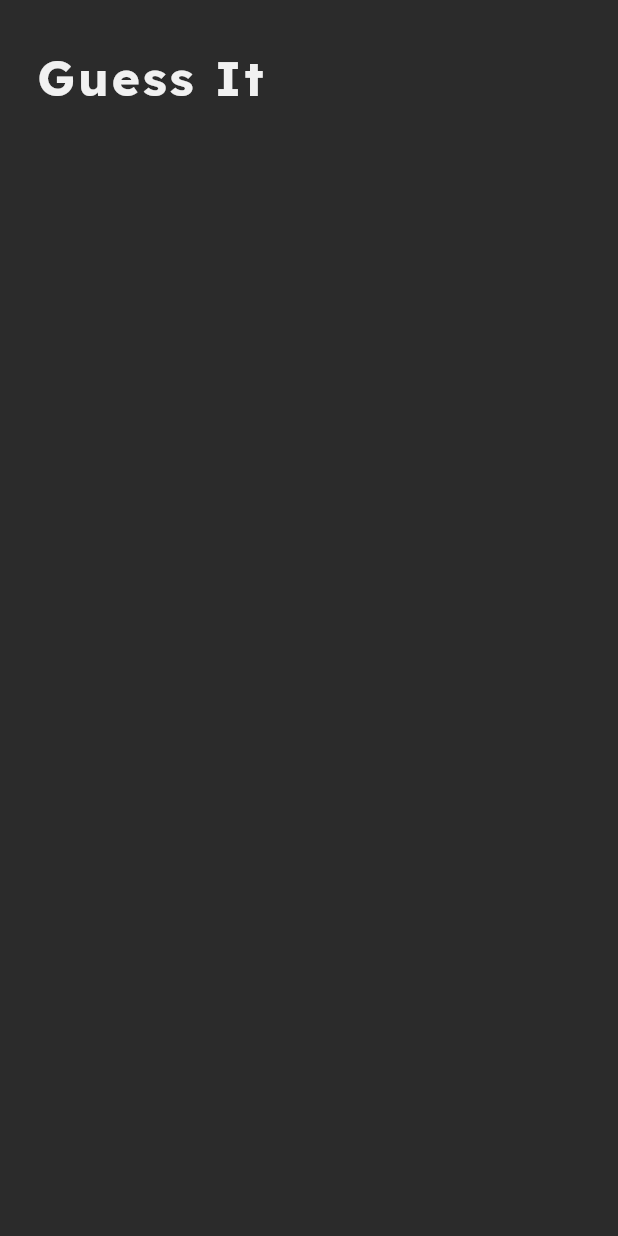
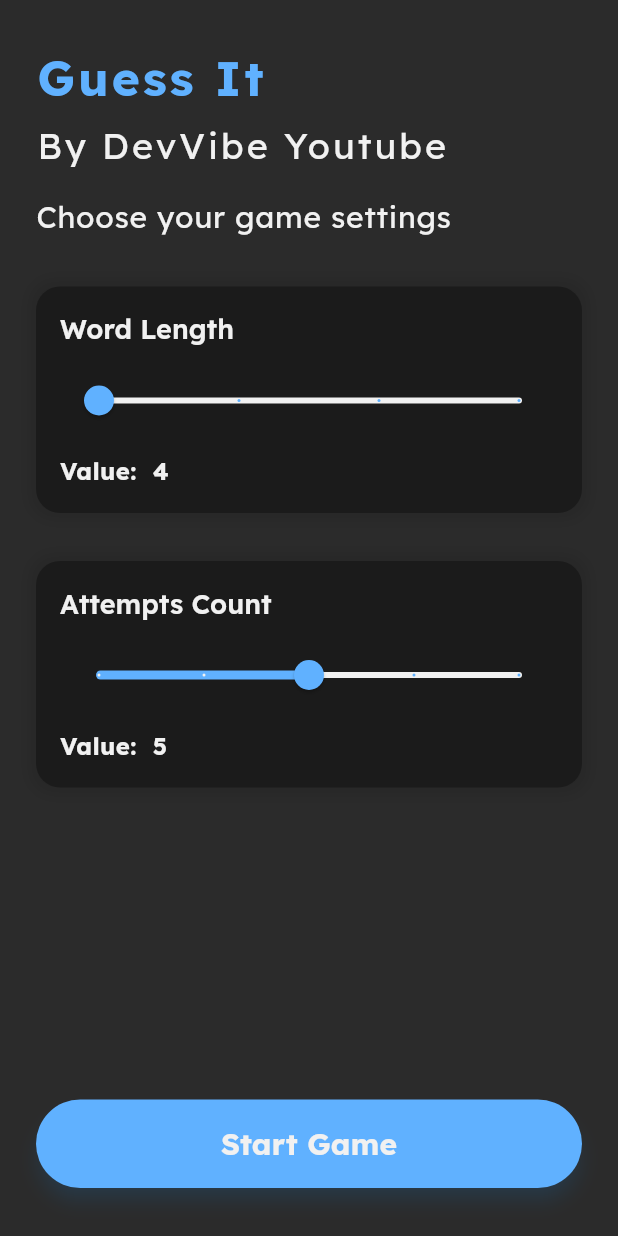
Before and after one commit to rafiul9040devapp/Lexi-Quest, a Flutter app: the screen it shows after launch, on a phone screen of 412 x 824 dp. Run offline on Flutter 3.47's test engine with Material 3 defaults, Android fonts, the phone set to English and light mode, and no system bars; our stand-ins replace go_router.

Commit message:
Work on the slider is done

```diff
--- /dev/null
+++ b/lib/core/theme/extensions.dart
@@ -0,0 +1,6 @@
+import 'package:flutter/material.dart';
+
+extension ContextExtensions on BuildContext {
+  TextTheme get textTheme => Theme.of(this).textTheme;
+  ColorScheme get colorScheme => Theme.of(this).colorScheme;
+}
--- a/lib/features/home/presentation/home_page.dart
+++ b/lib/features/home/presentation/home_page.dart
@@ -1,9 +1,19 @@
 import 'package:flutter/material.dart';
+import 'package:lexi_quest/core/theme/extensions.dart';
+import 'package:lexi_quest/features/home/widgets/slider_selection_widget.dart';
 
-class HomePage extends StatelessWidget {
+class HomePage extends StatefulWidget {
   const HomePage({super.key});
 
   static const String route = '/';
+
+  @override
+  State<HomePage> createState() => _HomePageState();
+}
+
+class _HomePageState extends State<HomePage> {
+  double wordLength = 4;
+  double attemptsCount = 5;
 
   @override
   Widget build(BuildContext context) {
@@ -14,9 +24,70 @@ class HomePage extends StatelessWidget {
           child: Column(
             crossAxisAlignment: CrossAxisAlignment.start,
             children: [
-              Text('Guess It',style: Theme.of(context).textTheme.headlineLarge?.copyWith(
-                letterSpacing: 2,
-              ),)
+              Text(
+                'Guess It',
+                style: context.textTheme.headlineLarge?.copyWith(
+                    letterSpacing: 2, color: context.colorScheme.primary),
+              ),
+              SizedBox(height: 10),
+              Text(
+                'By DevVibe Youtube',
+                style: context.textTheme.headlineMedium
+                    ?.copyWith(fontWeight: FontWeight.w400, letterSpacing: 2),
+              ),
+              SizedBox(height: 16),
+              Text(
+                'Choose your game settings',
+                style: Theme.of(context)
+                    .textTheme
+                    .bodyLarge
+                    ?.copyWith(fontSize: 20),
+              ),
+              SizedBox(height: 32),
+              SliderSelectionWidget(
+                title: 'Word Length',
+                value: wordLength,
+                minValue: 4,
+                maxValue: 7,
+                divisions: 3,
+                onChanged: (value) {
+                  setState(() {
+                    wordLength = value;
+                  });
+                },
+              ),
+              SizedBox(height: 32),
+              SliderSelectionWidget(
+                title: 'Attempts Count',
+                value: attemptsCount,
+                minValue: 3,
+                maxValue: 7,
+                divisions: 4,
+                onChanged: (value) {
+                  setState(() {
+                    attemptsCount = value;
+                  });
+                },
+              ),
+              Spacer(),
+              SizedBox(
+                width: double.infinity,
+                child: ElevatedButton(
+                  onPressed: () {},
+                  style: ElevatedButton.styleFrom(
+                    padding: EdgeInsets.symmetric(vertical: 16),
+                    backgroundColor: context.colorScheme.primary,
+                    foregroundColor: context.colorScheme.surface,
+                    elevation: 5,
+                    shadowColor: Colors.blue.withOpacity(.3)
+                  ),
+                  child: Text(
+                    'Start Game',
+                    style: context.textTheme.headlineSmall
+                        ?.copyWith(fontWeight: FontWeight.bold),
+                  ),
+                ),
+              ),
             ],
           ),
         ),
--- /dev/null
+++ b/lib/features/home/widgets/slider_selection_widget.dart
@@ -0,0 +1,70 @@
+import 'package:flutter/material.dart';
+import 'package:lexi_quest/core/theme/extensions.dart';
+
+class SliderSelectionWidget extends StatelessWidget {
+  const SliderSelectionWidget({
+    super.key,
+    required this.title,
+    required this.value,
+    required this.minValue,
+    required this.maxValue,
+    required this.onChanged,
+    required this.divisions,
+  });
+
+  final String title;
+  final double value;
+  final double minValue;
+  final double maxValue;
+  final int divisions;
+  final ValueChanged<double> onChanged;
+
+  @override
+  Widget build(BuildContext context) {
+    return Container(
+      padding: EdgeInsets.all(16),
+      decoration: BoxDecoration(
+        color: context.colorScheme.secondary,
+        borderRadius: BorderRadius.circular(16),
+        boxShadow: [
+          BoxShadow(
+            color: Colors.black.withOpacity(.1),
+            blurRadius: 8,
+            spreadRadius: 4,
+          )
+        ]
+      ),
+      child: Column(
+        crossAxisAlignment: CrossAxisAlignment.start,
+        children: [
+          Text(
+            title,
+            style: Theme.of(context).textTheme.headlineSmall?.copyWith(
+                  fontWeight: FontWeight.w600,
+                  fontSize: 18,
+                ),
+          ),
+          SizedBox(height: 12),
+          Slider(
+            value: value,
+            onChanged: onChanged,
+            max: maxValue,
+            min: minValue,
+            divisions: divisions,
+            label: value.toStringAsFixed(0),
+            activeColor: Theme.of(context).colorScheme.primary,
+            inactiveColor: Theme.of(context).colorScheme.onSurface,
+          ),
+          SizedBox(height: 12),
+          Text(
+            "Value:  ${value.toInt()}",
+            style: Theme.of(context)
+                .textTheme
+                .bodyMedium
+                ?.copyWith(fontWeight: FontWeight.bold),
+          ),
+        ],
+      ),
+    );
+  }
+}
--- a/lib/main.dart
+++ b/lib/main.dart
@@ -1,11 +1,11 @@
 import 'package:flutter/material.dart';
 import 'package:lexi_quest/core/theme/app_theme.dart';
-
 import 'core/router/app_router.dart';
 
 void main() {
   runApp(
     MaterialApp.router(
+      debugShowCheckedModeBanner: false,
       routerConfig: AppRouter.router,
       theme: AppTheme.getTheme(),
     ),
```
Also changed, not shown: lib/core/router/app_router.dart (+6 -3 lines).
